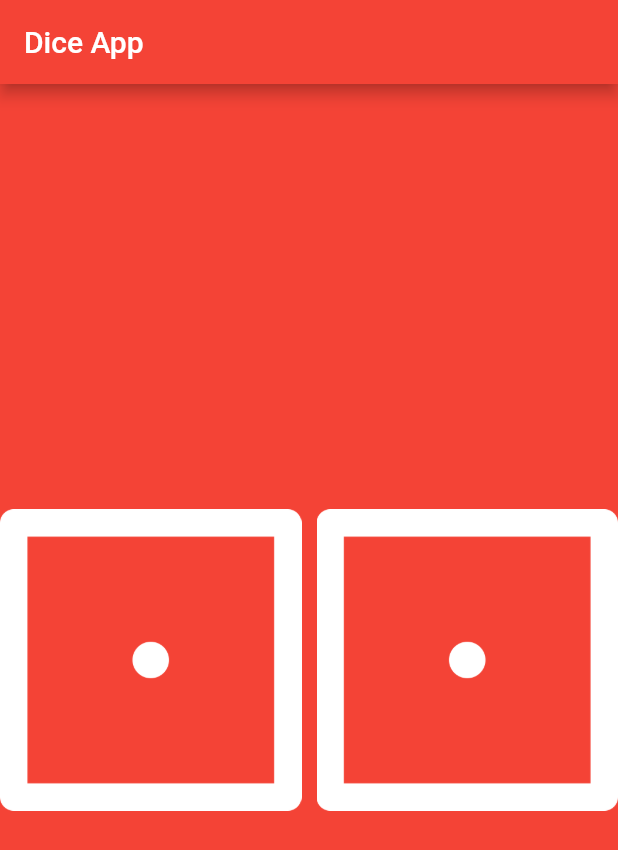
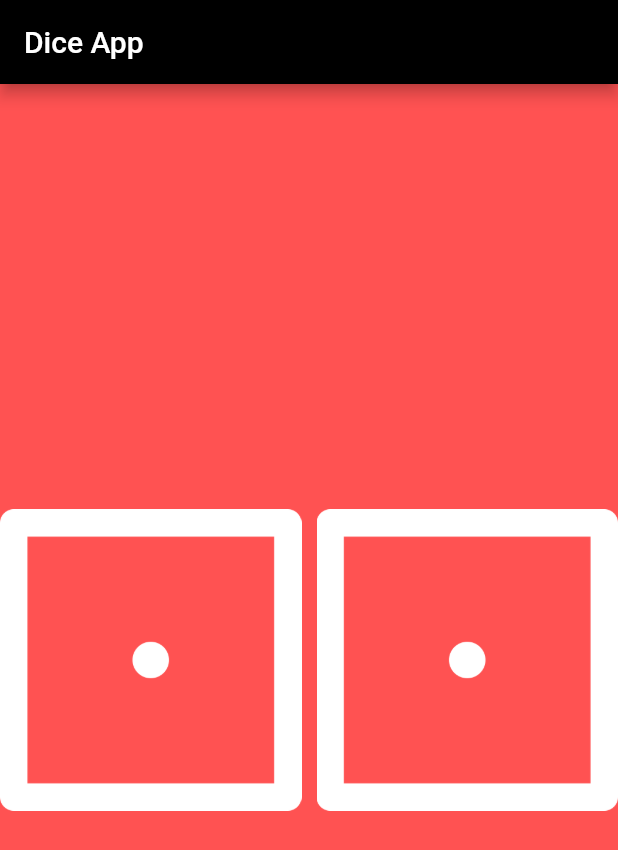
Before and after one commit to Success987/Dice-App, a Flutter app: the screen it shows after launch, on a phone screen of 412 x 824 dp. Shown: the top 850 px of the screen. Run offline on Flutter 3.47's test engine with Material 2 defaults, Android fonts, the phone set to English and light mode, and no system bars.

```diff
--- a/lib/dice_app_screen.dart
+++ b/lib/dice_app_screen.dart
@@ -28,12 +28,12 @@ class _DiceAppScreenState extends State<DiceAppScreen> {
   @override
   Widget build(BuildContext context) {
     return Scaffold(
-      backgroundColor: Colors.red,
+      backgroundColor: Colors.redAccent,
       appBar: AppBar(
         title: Text(
           'Dice App',
         ),
-        backgroundColor: Colors.red,
+        backgroundColor: Colors.black,
       ),
       body: Center(
         child: Row(children: [
```
